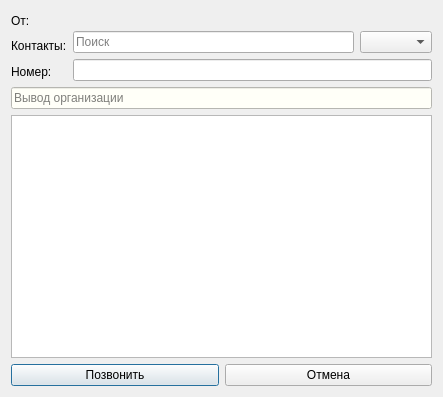
This is PlaceCallDialog.ui in okostynchuk/Outcall as Qt 5 draws it before an edit. The edited form follows.
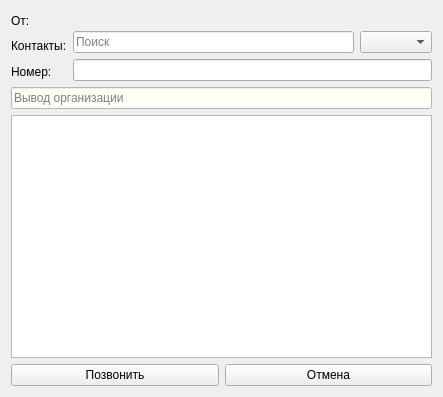
This is the edited form. Icons and pictures are not drawn.

```diff
--- a/PlaceCallDialog.ui
+++ b/PlaceCallDialog.ui
@@ -135,6 +135,9 @@
        <property name="text">
         <string>Позвонить</string>
        </property>
+       <property name="autoDefault">
+        <bool>false</bool>
+       </property>
       </widget>
      </item>
      <item>
@@ -145,6 +148,9 @@
        <property name="text">
         <string>Отмена</string>
        </property>
+       <property name="autoDefault">
+        <bool>false</bool>
+       </property>
       </widget>
      </item>
     </layout>
```
